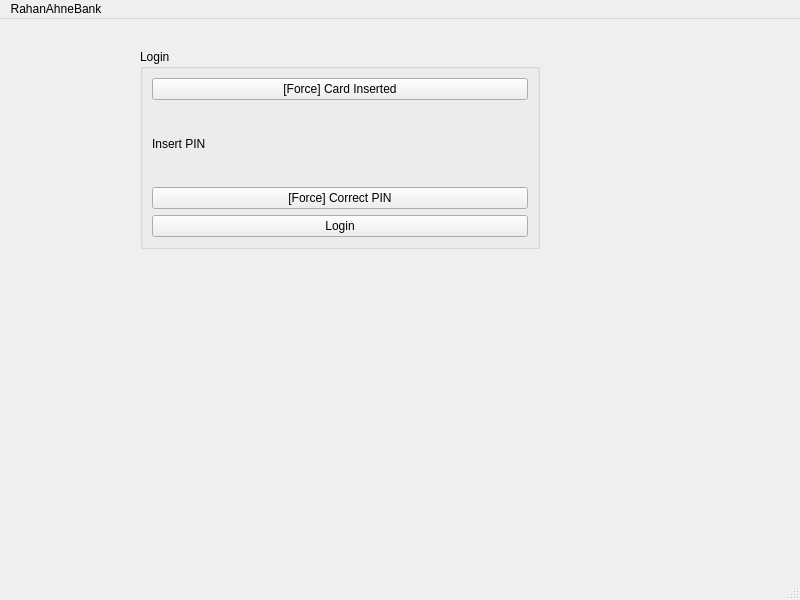
rronkkeli/pankkiprojekti, file frontend/atm/mw1.ui: the form before one commit.
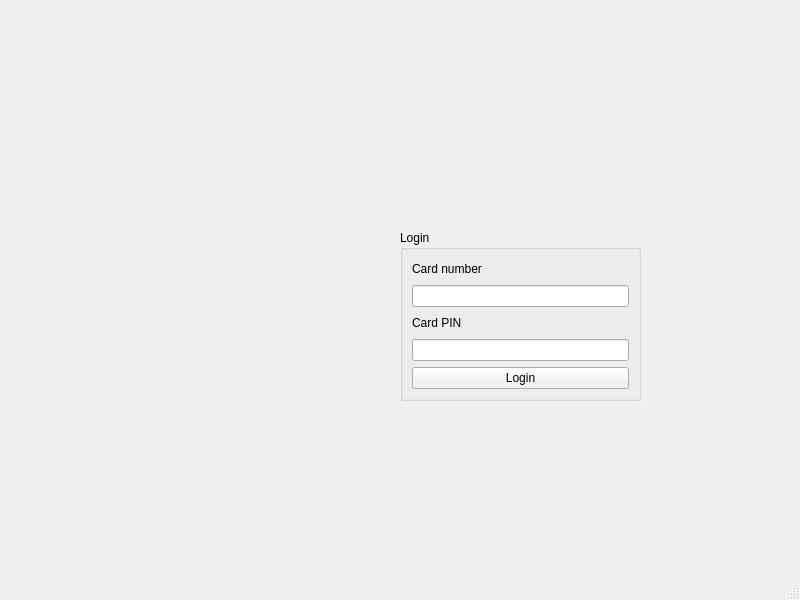
The form after the commit.

The edit to the form file:
```diff
--- a/frontend/atm/mw1.ui
+++ b/frontend/atm/mw1.ui
@@ -17,10 +17,10 @@
    <widget class="QGroupBox" name="groupBox">
     <property name="geometry">
      <rect>
-      <x>140</x>
-      <y>30</y>
-      <width>400</width>
-      <height>200</height>
+      <x>400</x>
+      <y>230</y>
+      <width>241</width>
+      <height>171</height>
      </rect>
     </property>
     <property name="title">
@@ -28,14 +28,17 @@
     </property>
     <layout class="QVBoxLayout" name="verticalLayout_2">
      <item>
-      <layout class="QHBoxLayout" name="horizontalLayout">
+      <layout class="QVBoxLayout" name="verticalLayout_3">
        <item>
-        <widget class="QPushButton" name="pb_ins_card">
+        <widget class="QLabel" name="label">
          <property name="text">
-          <string>[Force] Card Inserted</string>
+          <string>Card number</string>
          </property>
         </widget>
        </item>
+       <item>
+        <widget class="QLineEdit" name="cardNumber"/>
+       </item>
       </layout>
      </item>
      <item>
@@ -43,16 +46,12 @@
        <item>
         <widget class="QLabel" name="label_2">
          <property name="text">
-          <string>Insert PIN</string>
+          <string>Card PIN</string>
          </property>
         </widget>
        </item>
        <item>
-        <widget class="QPushButton" name="pb_card">
-         <property name="text">
-          <string>[Force] Correct PIN</string>
-         </property>
-        </widget>
+        <widget class="QLineEdit" name="lineEdit"/>
        </item>
       </layout>
      </item>
@@ -72,15 +71,9 @@
      <x>0</x>
      <y>0</y>
      <width>800</width>
-     <height>17</height>
+     <height>22</height>
     </rect>
    </property>
-   <widget class="QMenu" name="menuRahanAhneBank">
-    <property name="title">
-     <string>RahanAhneBank</string>
-    </property>
-   </widget>
-   <addaction name="menuRahanAhneBank"/>
   </widget>
   <widget class="QStatusBar" name="statusbar"/>
  </widget>
```
Left out of the diff: 4 changed lines with no effect on the pictures.
